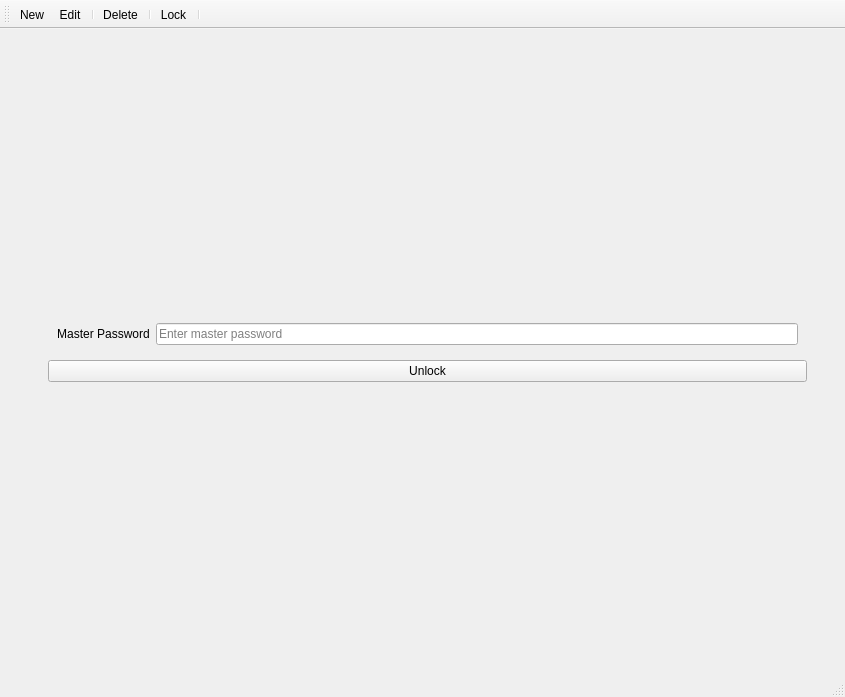
Before: the Qt Designer form ui/ui/MainWindow.ui in tywoodd/password-manager, drawn with Qt 5.
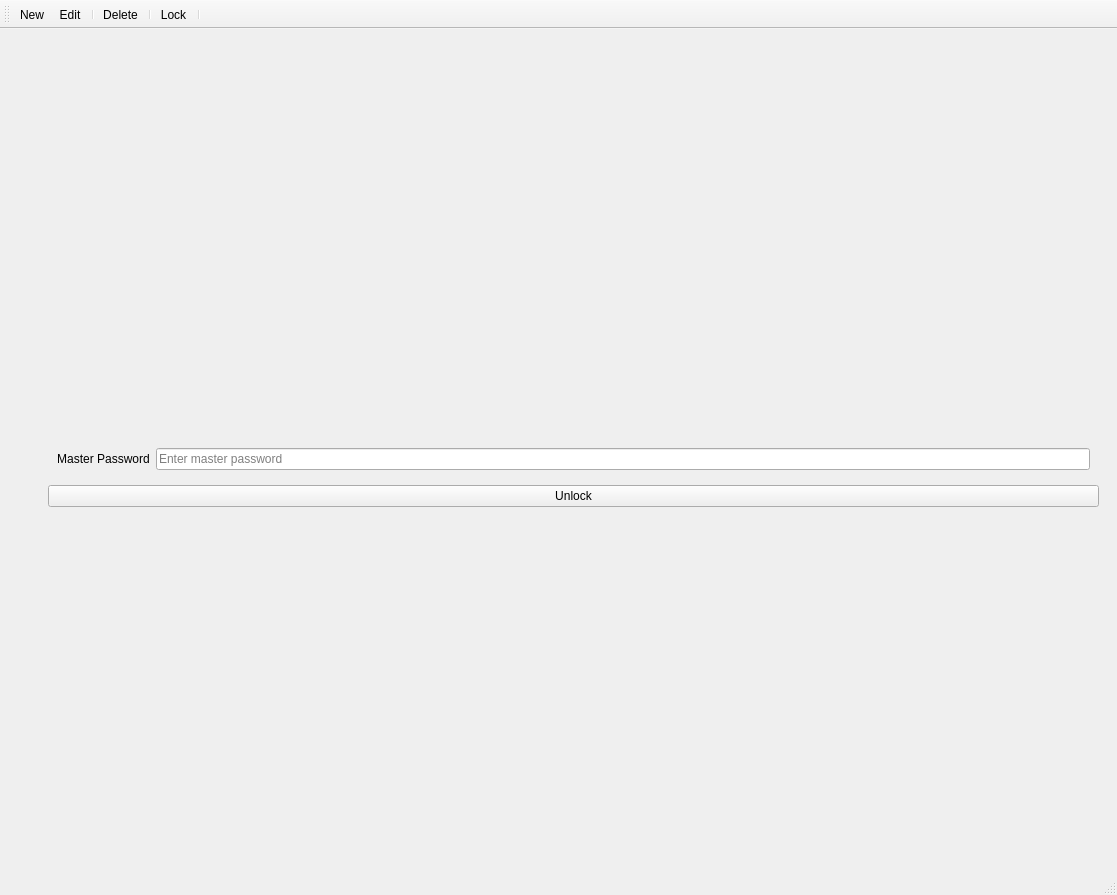
After: the same form once the commit is applied. Icons and pictures are not drawn.

Patch:
```diff
--- a/ui/ui/MainWindow.ui
+++ b/ui/ui/MainWindow.ui
@@ -6,8 +6,8 @@
    <rect>
     <x>0</x>
     <y>0</y>
-    <width>845</width>
-    <height>697</height>
+    <width>1117</width>
+    <height>895</height>
    </rect>
   </property>
   <property name="windowTitle">
@@ -26,8 +26,8 @@
          <rect>
           <x>39</x>
           <y>19</y>
-          <width>759</width>
-          <height>541</height>
+          <width>1051</width>
+          <height>791</height>
          </rect>
         </property>
         <layout class="QVBoxLayout" name="verticalLayout_4">
```
Left out of the diff: 4 changed lines with no effect on the pictures.
